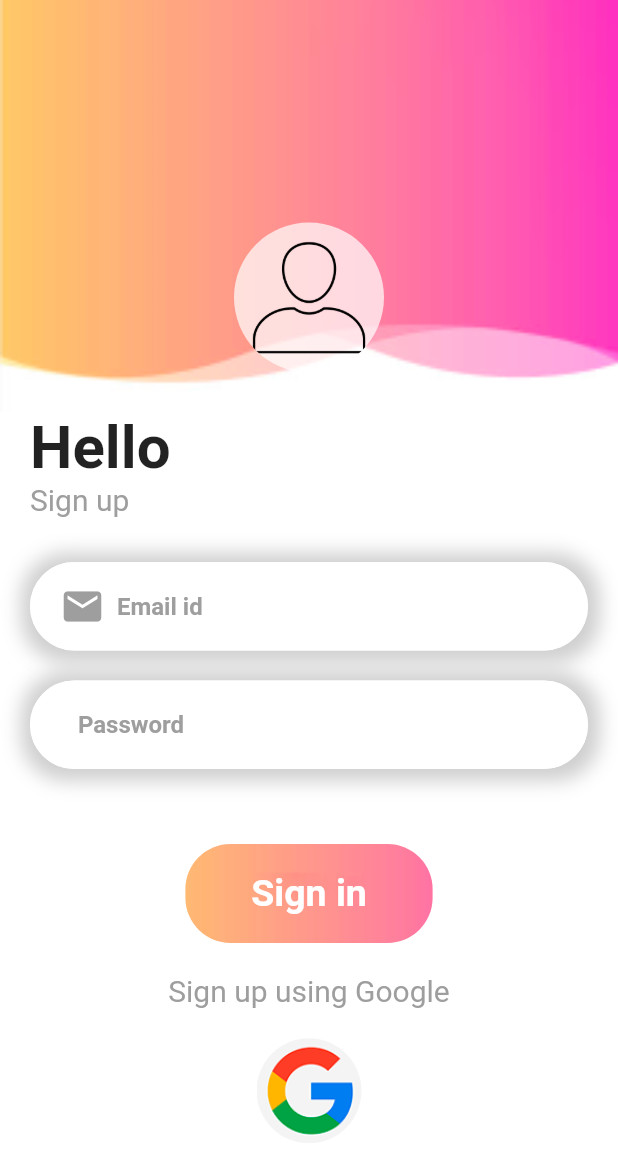
After one commit to binshadhbu/login_template, a Flutter app: the SignUpPage screen opened directly, on a phone screen of 412 x 824 dp. The commit adds this screen. Shown: the top 1174 px of the screen. Run offline on Flutter 3.47's test engine with Material 2 defaults, Android fonts, the light colour scheme and no system bars; our stand-ins replace get.

Commit message:
done 3 pages left to connect

```diff
--- a/lib/auth/login_page.dart
+++ b/lib/auth/login_page.dart
@@ -61,6 +61,15 @@ class _LoginPageState extends State<LoginPage> {
                    ),
                    child: TextField(
                      decoration:InputDecoration(
+                       hintText: "  Email id",
+                       prefixIcon: Padding(
+                         padding: const EdgeInsets.only(left:20),
+                         child: Icon(Icons.email,color: Colors.grey[500],size: 30,),
+                       ),
+                       hintStyle: TextStyle(
+                         color: Colors.grey[500],
+                         fontWeight: FontWeight.bold,
+                       ),
                        focusedBorder: OutlineInputBorder(
                           borderRadius: BorderRadius.circular(30),
                          borderSide: BorderSide(
@@ -97,6 +106,11 @@ class _LoginPageState extends State<LoginPage> {
                    ),
                    child: TextField(
                      decoration:InputDecoration(
+                       hintText: "  Password",
+                       hintStyle: TextStyle(
+                         color: Colors.grey[500],
+                         fontWeight: FontWeight.bold,
+                       ),
                        focusedBorder: OutlineInputBorder(
                          borderRadius: BorderRadius.circular(30),
                          borderSide: BorderSide(
--- /dev/null
+++ b/lib/auth/signup_page.dart
@@ -0,0 +1,216 @@
+import 'package:flutter/material.dart';
+
+class SignUpPage extends StatelessWidget {
+  const SignUpPage({Key? key}) : super(key: key);
+
+  @override
+  Widget build(BuildContext context) {
+    double w = MediaQuery.of(context).size.width;
+    double h = MediaQuery.of(context).size.height;
+    return Scaffold(
+      backgroundColor: Colors.white,
+      body: Column(
+        children:[
+          Container (
+            width: w,
+            height:h/3,
+            decoration: BoxDecoration(
+              image: DecorationImage(
+                  image:AssetImage('assets/signup.png'),//path of image in the login screen
+                  fit:BoxFit.cover
+              ),
+            ),
+            child: Column(
+              children:[
+                SizedBox(height:h*0.18),
+                CircleAvatar(
+                  radius:50,
+                  backgroundImage:AssetImage('assets/profile.png'),
+                  backgroundColor: Colors.white70,
+                ),
+              ],
+            ),
+          ),
+          Container(
+            margin: const EdgeInsets.only(left: 20,right: 20),
+            width: w,
+            child: Column(
+              crossAxisAlignment: CrossAxisAlignment.start,
+              children: [
+                Text("Hello",
+                  style:TextStyle(
+                    fontSize: 40,
+                    fontWeight:FontWeight.bold,
+                  ),
+                ),
+                Text("Sign up",
+                  style:TextStyle(
+                    fontSize: 20,
+                    color: Colors.grey[500],
+                  ),
+                ),
+                SizedBox(height: 30,),
+                Container(
+                  decoration: BoxDecoration(
+
+                      color: Colors.white,
+                      borderRadius: BorderRadius.circular(30),
+                      boxShadow: [
+                        BoxShadow(
+                          blurRadius: 10,
+                          spreadRadius: 7,
+                          offset: Offset(1,1),
+                          color: Colors.grey.withOpacity(0.5),
+                        )
+                      ]
+                  ),
+                  child: TextField(
+
+                    decoration:InputDecoration(
+                      hintText: "  Email id",
+                      prefixIcon: Padding(
+                        padding: const EdgeInsets.only(left:20),
+                        child: Icon(Icons.email,color: Colors.grey[500],size: 30,),
+                      ),
+                      hintStyle: TextStyle(
+                        color: Colors.grey[500],
+                        fontWeight: FontWeight.bold,
+                      ),
+                      focusedBorder: OutlineInputBorder(
+                        borderRadius: BorderRadius.circular(30),
+                        borderSide: BorderSide(
+                          color: Colors.white,
+                          width: 2,
+                        ),
+                      ),
+                      enabledBorder: OutlineInputBorder(
+                        borderRadius: BorderRadius.circular(30),
+                        borderSide: BorderSide(
+                          color: Colors.white,
+                          width: 2,
+                        ),
+                      ),
+                      border: OutlineInputBorder(
+                        borderRadius: BorderRadius.circular(30),
+                      ),
+                    ),
+                  ),
+                ),
+                SizedBox(height: 20,),
+                Container(
+                  decoration: BoxDecoration(
+                      color: Colors.white,
+                      borderRadius: BorderRadius.circular(30),
+                      boxShadow: [
+                        BoxShadow(
+                          blurRadius: 10,
+                          spreadRadius: 7,
+                          offset: Offset(1,1),
+                          color: Colors.grey.withOpacity(0.5),
+                        )
+                      ]
+                  ),
+                  child: TextField(
+                    decoration:InputDecoration(
+                      hintText: "     Password",
+                      // prefixIcon: Padding(
+                      //   padding: const EdgeInsets.only(left:20),
+                      //   child: Icon(Icons.password,color: Colors.grey[500],size: 30,),
+                      // ),
+                      hintStyle: TextStyle(
+
+                        color: Colors.grey[500],
+                        fontWeight: FontWeight.bold,
+                      ),
+                      focusedBorder: OutlineInputBorder(
+                        borderRadius: BorderRadius.circular(30),
+                        borderSide: BorderSide(
+                          color: Colors.white,
+                          width: 2,
+                        ),
+                      ),
+                      enabledBorder: OutlineInputBorder(
+                        borderRadius: BorderRadius.circular(30),
+                        borderSide: BorderSide(
+                          color: Colors.white,
+                          width: 2,
+                        ),
+                      ),
+                      border: OutlineInputBorder(
+                        borderRadius: BorderRadius.circular(30),
+                      ),
+                    ),
+                  ),
+                ),
+                SizedBox(height: 20,),
+                // Row(
+                //   children: [
+                //     Expanded(child: Container(),),
+                //     Text("forgot password?",
+                //       style:TextStyle(
+                //         fontSize: 20,
+                //         color: Colors.grey[500],
+                //       ),
+                //     ),
+                //   ],
+                // ),
+
+              ],
+            ),
+          ),
+          SizedBox(height: 30,),
+          Container (
+            width: w*.4,
+            height:h*0.08,
+            decoration: BoxDecoration(
+              borderRadius: BorderRadius.circular(30),
+              image: DecorationImage(
+                  image:AssetImage('assets/loginbtn.png'),//path of image in the login screen
+                  fit:BoxFit.cover
+              ),
+            ),
+            child:Center(
+              child: Text(
+                "Sign in",
+                style:TextStyle(
+                  fontSize: 25,
+                  fontWeight:FontWeight.bold,
+                  color: Colors.white,
+                ),
+              ),
+            ),
+          ),
+          SizedBox(height:w*0.05),
+          RichText(text: TextSpan(
+            text:"Sign up using Google",
+            style:  TextStyle(
+              fontSize: 20,
+              color: Colors.grey[500],
+            ),
+
+          )
+          ),
+          Wrap(
+            children: List<Widget>.generate(
+              1,
+                (index){
+                return Padding(
+                  padding: const EdgeInsets.all(15),
+                  child: CircleAvatar(
+                    radius:40,
+                    backgroundColor: Colors.white70,
+                    child: CircleAvatar(
+                      radius: 35,
+                      backgroundImage: AssetImage('assets/google.png'),
+                      backgroundColor: Colors.white,),
+                  ),
+                );
+                }
+            ),
+          ),
+        ],
+      ),
+
+    );
+  }
+}
--- a/pubspec.yaml
+++ b/pubspec.yaml
@@ -46,6 +46,7 @@ dev_dependencies:
   # package. See that file for information about deactivating specific lint
   # rules and activating additional ones.
   flutter_lints: ^2.0.0
+  get:
 
 # For information on the generic Dart part of this file, see the
 # following page: https://dart.dev/tools/pub/pubspec
```
Also changed, not shown: lib/auth/welcome_page.dart (added, +88 -0 lines), lib/main.dart (+3 -97 lines), assets/google.png (renamed from assets/g.png), assets/prifile_logo.png (added), pubspec.lock, 1 other file.
